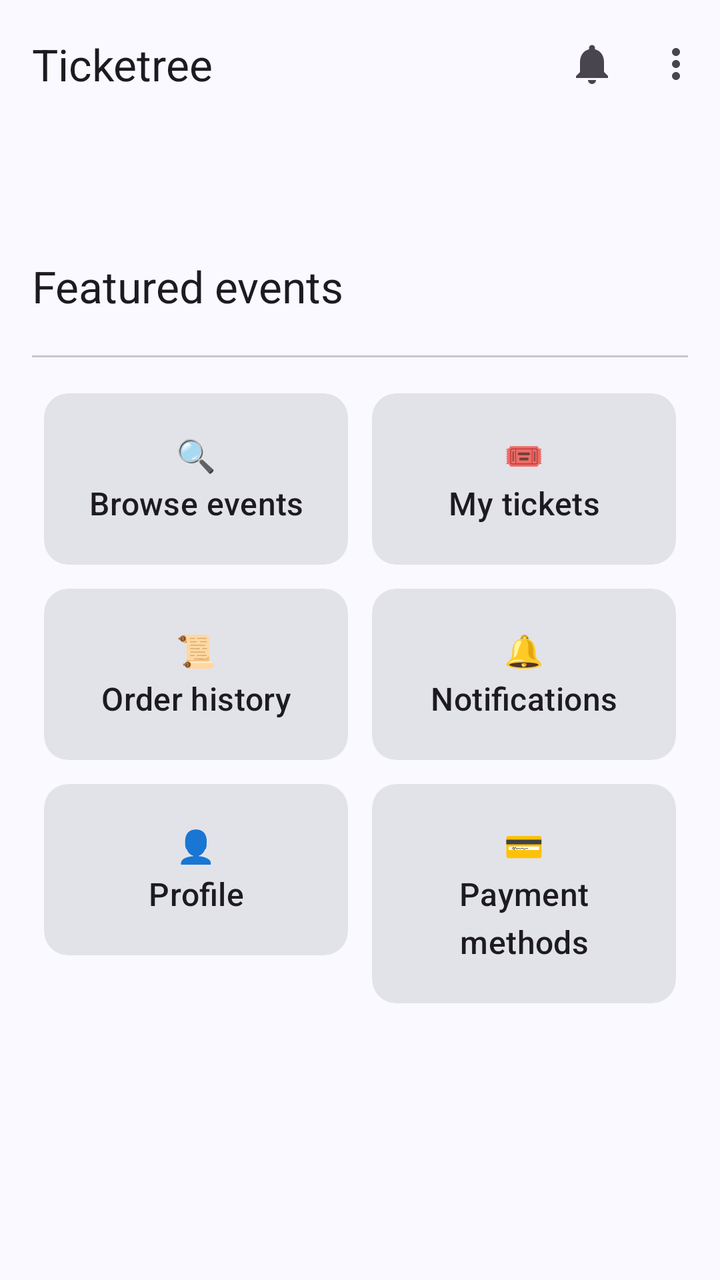
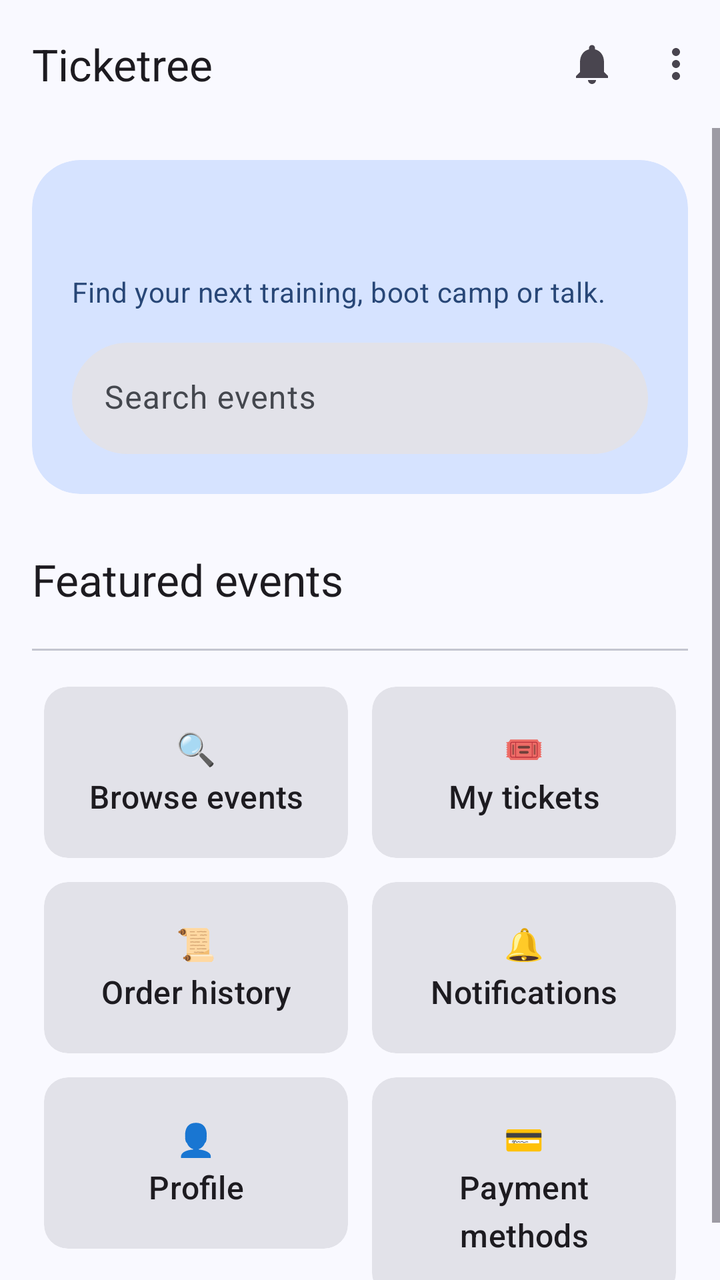

The first picture is an Android layout as it rendered before a commit; the second is the same layout after the commit. The layout source and the unified diff follow.
<!-- AndroidManifest.xml: application theme Theme.Ticketree -->
<!-- res/layout/activity_home.xml -->
<?xml version="1.0" encoding="utf-8"?>
<LinearLayout xmlns:android="http://schemas.android.com/apk/res/android"
    xmlns:app="http://schemas.android.com/apk/res-auto"
    android:layout_width="match_parent"
    android:layout_height="match_parent"
    android:fitsSystemWindows="true"
    android:orientation="vertical">

    <com.google.android.material.appbar.MaterialToolbar
        android:id="@+id/toolbar"
        android:layout_width="match_parent"
        android:layout_height="?attr/actionBarSize"
        app:menu="@menu/menu_home"
        app:title="Ticketree" />

    <ScrollView
        android:layout_width="match_parent"
        android:layout_height="0dp"
        android:layout_weight="1">

        <LinearLayout
            android:layout_width="match_parent"
            android:layout_height="wrap_content"
            android:orientation="vertical"
            android:padding="16dp">

            <com.google.android.material.textview.MaterialTextView
                android:id="@+id/tvWelcome"
                android:layout_width="match_parent"
                android:layout_height="wrap_content"
                android:textAppearance="?attr/textAppearanceHeadlineSmall" />

            <com.google.android.material.textview.MaterialTextView
                android:layout_width="match_parent"
                android:layout_height="wrap_content"
                android:layout_marginTop="16dp"
                android:text="Featured events"
                android:textAppearance="?attr/textAppearanceTitleLarge" />

            <androidx.recyclerview.widget.RecyclerView
                android:id="@+id/rvFeatured"
                android:layout_width="match_parent"
                android:layout_height="wrap_content"
                android:layout_marginTop="8dp"
                android:nestedScrollingEnabled="false" />

            <com.google.android.material.divider.MaterialDivider
                android:layout_width="match_parent"
                android:layout_height="wrap_content"
                android:layout_marginVertical="12dp" />

            <GridLayout
                android:layout_width="match_parent"
                android:layout_height="wrap_content"
                android:columnCount="2">

                <com.google.android.material.card.MaterialCardView
                    android:id="@+id/cardBrowse"
                    style="@style/Widget.Material3.CardView.Filled"
                    android:layout_width="0dp"
                    android:layout_height="wrap_content"
                    android:layout_columnWeight="1"
                    android:layout_margin="6dp"
                    android:clickable="true"
                    android:focusable="true">

                    <com.google.android.material.textview.MaterialTextView
                        android:layout_width="match_parent"
                        android:layout_height="wrap_content"
                        android:gravity="center"
                        android:padding="20dp"
                        android:text="🔍\nBrowse events"
                        android:textAppearance="?attr/textAppearanceTitleMedium" />
                </com.google.android.material.card.MaterialCardView>

                <com.google.android.material.card.MaterialCardView
                    android:id="@+id/cardTickets"
                    style="@style/Widget.Material3.CardView.Filled"
                    android:layout_width="0dp"
                    android:layout_height="wrap_content"
                    android:layout_columnWeight="1"
                    android:layout_margin="6dp"
                    android:clickable="true"
                    android:focusable="true">

                    <com.google.android.material.textview.MaterialTextView
                        android:layout_width="match_parent"
                        android:layout_height="wrap_content"
                        android:gravity="center"
                        android:padding="20dp"
                        android:text="🎟\nMy tickets"
                        android:textAppearance="?attr/textAppearanceTitleMedium" />
                </com.google.android.material.card.MaterialCardView>

                <com.google.android.material.card.MaterialCardView
                    android:id="@+id/cardHistory"
                    style="@style/Widget.Material3.CardView.Filled"
                    android:layout_width="0dp"
                    android:layout_height="wrap_content"
                    android:layout_columnWeight="1"
                    android:layout_margin="6dp"
                    android:clickable="true"
                    android:focusable="true">

                    <com.google.android.material.textview.MaterialTextView
                        android:layout_width="match_parent"
                        android:layout_height="wrap_content"
                        android:gravity="center"
                        android:padding="20dp"
                        android:text="📜\nOrder history"
                        android:textAppearance="?attr/textAppearanceTitleMedium" />
                </com.google.android.material.card.MaterialCardView>

                <com.google.android.material.card.MaterialCardView
                    android:id="@+id/cardNotifications"
                    style="@style/Widget.Material3.CardView.Filled"
                    android:layout_width="0dp"
                    android:layout_height="wrap_content"
                    android:layout_columnWeight="1"
                    android:layout_margin="6dp"
                    android:clickable="true"
                    android:focusable="true">

                    <com.google.android.material.textview.MaterialTextView
                        android:id="@+id/tvNotifLabel"
                        android:layout_width="match_parent"
                        android:layout_height="wrap_content"
                        android:gravity="center"
                        android:padding="20dp"
                        android:text="🔔\nNotifications"
                        android:textAppearance="?attr/textAppearanceTitleMedium" />
                </com.google.android.material.card.MaterialCardView>

                <com.google.android.material.card.MaterialCardView
                    android:id="@+id/cardProfile"
                    style="@style/Widget.Material3.CardView.Filled"
                    android:layout_width="0dp"
                    android:layout_height="wrap_content"
                    android:layout_columnWeight="1"
                    android:layout_margin="6dp"
                    android:clickable="true"
                    android:focusable="true">

                    <com.google.android.material.textview.MaterialTextView
                        android:layout_width="match_parent"
                        android:layout_height="wrap_content"
                        android:gravity="center"
                        android:padding="20dp"
                        android:text="👤\nProfile"
                        android:textAppearance="?attr/textAppearanceTitleMedium" />
                </com.google.android.material.card.MaterialCardView>

                <com.google.android.material.card.MaterialCardView
                    android:id="@+id/cardPayments"
                    style="@style/Widget.Material3.CardView.Filled"
                    android:layout_width="0dp"
                    android:layout_height="wrap_content"
                    android:layout_columnWeight="1"
                    android:layout_margin="6dp"
                    android:clickable="true"
                    android:focusable="true">

                    <com.google.android.material.textview.MaterialTextView
                        android:layout_width="match_parent"
                        android:layout_height="wrap_content"
                        android:gravity="center"
                        android:padding="20dp"
                        android:text="💳\nPayment methods"
                        android:textAppearance="?attr/textAppearanceTitleMedium" />
                </com.google.android.material.card.MaterialCardView>
            </GridLayout>
        </LinearLayout>
    </ScrollView>
</LinearLayout>
<!-- resources referenced by this layout -->
<resources>
  <style name="Theme.Ticketree" parent="AppTheme">
          <item name="android:windowSoftInputMode">adjustResize</item>
      </style>
  <color name="md_theme_primary">#415F91</color>
  <color name="md_theme_onPrimary">#FFFFFF</color>
  <color name="md_theme_primaryContainer">#D6E3FF</color>
  <color name="md_theme_onPrimaryContainer">#284777</color>
  <color name="md_theme_secondary">#565F71</color>
  <color name="md_theme_onSecondary">#FFFFFF</color>
  <color name="md_theme_secondaryContainer">#DAE2F9</color>
  <color name="md_theme_onSecondaryContainer">#3E4759</color>
  <color name="md_theme_tertiary">#705575</color>
  <color name="md_theme_onTertiary">#FFFFFF</color>
  <color name="md_theme_tertiaryContainer">#FAD8FD</color>
  <color name="md_theme_onTertiaryContainer">#573E5C</color>
  <color name="md_theme_error">#BA1A1A</color>
  <color name="md_theme_onError">#FFFFFF</color>
  <color name="md_theme_errorContainer">#FFDAD6</color>
  <color name="md_theme_onErrorContainer">#93000A</color>
  <color name="md_theme_background">#F9F9FF</color>
  <color name="md_theme_onBackground">#191C20</color>
  <color name="md_theme_surface">#F9F9FF</color>
  <color name="md_theme_onSurface">#191C20</color>
  <color name="md_theme_surfaceVariant">#E0E2EC</color>
  <color name="md_theme_onSurfaceVariant">#44474E</color>
  <color name="md_theme_outline">#74777F</color>
  <color name="md_theme_outlineVariant">#C4C6D0</color>
  <color name="md_theme_inverseSurface">#2E3036</color>
  <color name="md_theme_inverseOnSurface">#F0F0F7</color>
  <color name="md_theme_inversePrimary">#AAC7FF</color>
  <color name="md_theme_primaryFixed">#D6E3FF</color>
  <color name="md_theme_onPrimaryFixed">#001B3E</color>
  <color name="md_theme_primaryFixedDim">#AAC7FF</color>
  <color name="md_theme_onPrimaryFixedVariant">#284777</color>
  <color name="md_theme_secondaryFixed">#DAE2F9</color>
  <color name="md_theme_onSecondaryFixed">#131C2B</color>
  <color name="md_theme_secondaryFixedDim">#BEC6DC</color>
  <color name="md_theme_onSecondaryFixedVariant">#3E4759</color>
  <color name="md_theme_tertiaryFixed">#FAD8FD</color>
  <color name="md_theme_onTertiaryFixed">#28132E</color>
  <color name="md_theme_tertiaryFixedDim">#DDBCE0</color>
  <color name="md_theme_onTertiaryFixedVariant">#573E5C</color>
  <color name="md_theme_surfaceDim">#D9D9E0</color>
  <color name="md_theme_surfaceBright">#F9F9FF</color>
  <color name="md_theme_surfaceContainerLowest">#FFFFFF</color>
  <color name="md_theme_surfaceContainerLow">#F3F3FA</color>
  <color name="md_theme_surfaceContainer">#EDEDF4</color>
  <color name="md_theme_surfaceContainerHigh">#E7E8EE</color>
  <color name="md_theme_surfaceContainerHighest">#E2E2E9</color>
  <!-- unchanged entries left out for length: 1 -->
</resources>

<!-- the commit's change to res/layout/activity_home.xml (unified diff, before → after) -->
@@ -24,11 +24,70 @@
             android:orientation="vertical"
             android:padding="16dp">
 
-            <com.google.android.material.textview.MaterialTextView
-                android:id="@+id/tvWelcome"
-                android:layout_width="match_parent"
-                android:layout_height="wrap_content"
-                android:textAppearance="?attr/textAppearanceHeadlineSmall" />
+            <com.google.android.material.card.MaterialCardView
+                style="@style/Widget.Material3.CardView.Filled"
+                android:layout_width="match_parent"
+                android:layout_height="wrap_content"
+                app:cardBackgroundColor="?attr/colorPrimaryContainer"
+                app:cardCornerRadius="24dp">
+
+                <LinearLayout
+                    android:layout_width="match_parent"
+                    android:layout_height="wrap_content"
+                    android:orientation="vertical"
+                    android:padding="20dp">
+
+                    <com.google.android.material.textview.MaterialTextView
+                        android:id="@+id/tvWelcome"
+                        android:layout_width="match_parent"
+                        android:layout_height="wrap_content"
+                        android:textAppearance="?attr/textAppearanceHeadlineSmall"
+                        android:textColor="?attr/colorOnPrimaryContainer" />
+
+                    <com.google.android.material.textview.MaterialTextView
+                        android:layout_width="match_parent"
+                        android:layout_height="wrap_content"
+                        android:layout_marginTop="4dp"
+                        android:text="Find your next training, boot camp or talk."
+                        android:textAppearance="?attr/textAppearanceBodyMedium"
+                        android:textColor="?attr/colorOnPrimaryContainer" />
+
+                    <com.google.android.material.textfield.TextInputLayout
+                        style="@style/Widget.Material3.TextInputLayout.FilledBox"
+                        android:layout_width="match_parent"
+                        android:layout_height="wrap_content"
+                        android:layout_marginTop="16dp"
+                        android:hint="Search events"
+                        app:boxCornerRadiusBottomEnd="28dp"
+                        app:boxCornerRadiusBottomStart="28dp"
+                        app:boxCornerRadiusTopEnd="28dp"
+                        app:boxCornerRadiusTopStart="28dp"
+                        app:boxStrokeWidth="0dp"
+                        app:boxStrokeWidthFocused="0dp">
+
+                        <com.google.android.material.textfield.TextInputEditText
+                            android:id="@+id/etHomeSearch"
+                            android:layout_width="match_parent"
+                            android:layout_height="wrap_content"
+                            android:cursorVisible="false"
+                            android:focusable="false"
+                            android:inputType="none" />
+                    </com.google.android.material.textfield.TextInputLayout>
+                </LinearLayout>
+            </com.google.android.material.card.MaterialCardView>
+
+            <HorizontalScrollView
+                android:layout_width="match_parent"
+                android:layout_height="wrap_content"
+                android:layout_marginTop="12dp"
+                android:scrollbars="none">
+
+                <com.google.android.material.chip.ChipGroup
+                    android:id="@+id/chipCategories"
+                    android:layout_width="wrap_content"
+                    android:layout_height="wrap_content"
+                    app:singleLine="true" />
+            </HorizontalScrollView>
 
             <com.google.android.material.textview.MaterialTextView
                 android:layout_width="match_parent"
<!-- resource entries referenced after the edit -->
@@ -2,6 +2,13 @@
 <resources>
   <style name="Theme.Ticketree" parent="AppTheme">
           <item name="android:windowSoftInputMode">adjustResize</item>
+          <item name="android:windowAnimationStyle">@style/Animation.Ticketree</item>
+      </style>
+  <style name="Animation.Ticketree" parent="@android:style/Animation.Activity">
+          <item name="android:activityOpenEnterAnimation">@anim/screen_open_enter</item>
+          <item name="android:activityOpenExitAnimation">@anim/screen_open_exit</item>
+          <item name="android:activityCloseEnterAnimation">@anim/screen_close_enter</item>
+          <item name="android:activityCloseExitAnimation">@anim/screen_close_exit</item>
       </style>
   <color name="md_theme_primary">#415F91</color>
   <color name="md_theme_onPrimary">#FFFFFF</color>
